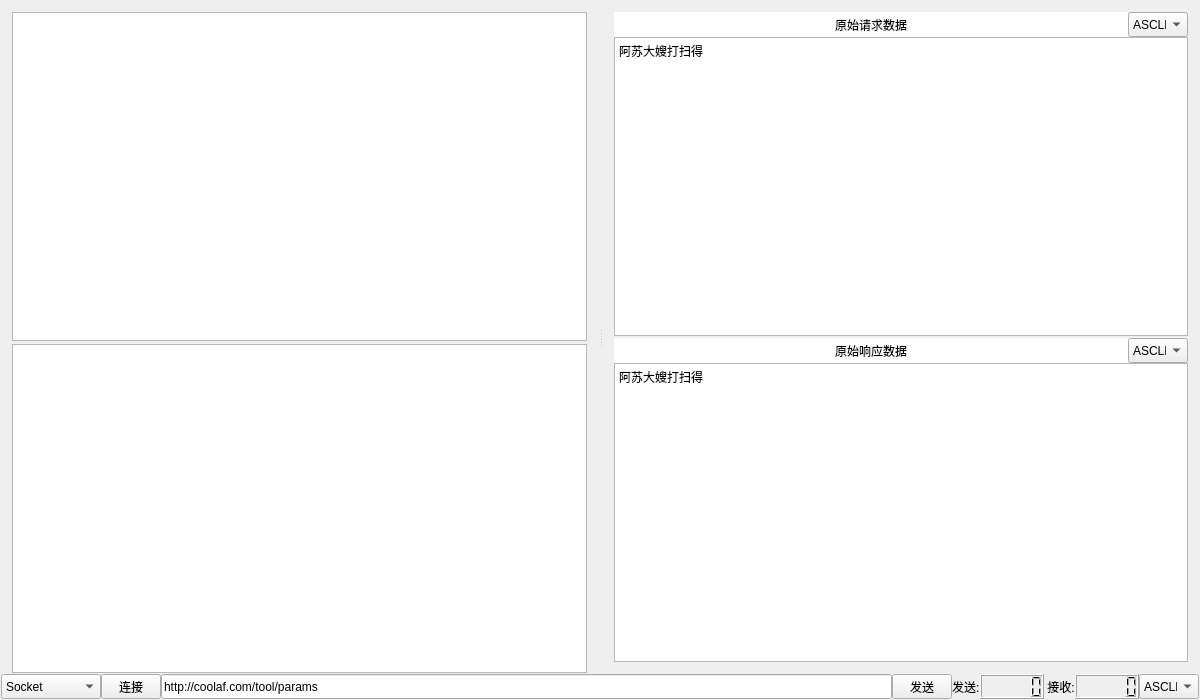
Above: RequestTestTool/RequestTestTool.ui from julian-zhuang/RequestTestTool before the change. Below: the same form after it.
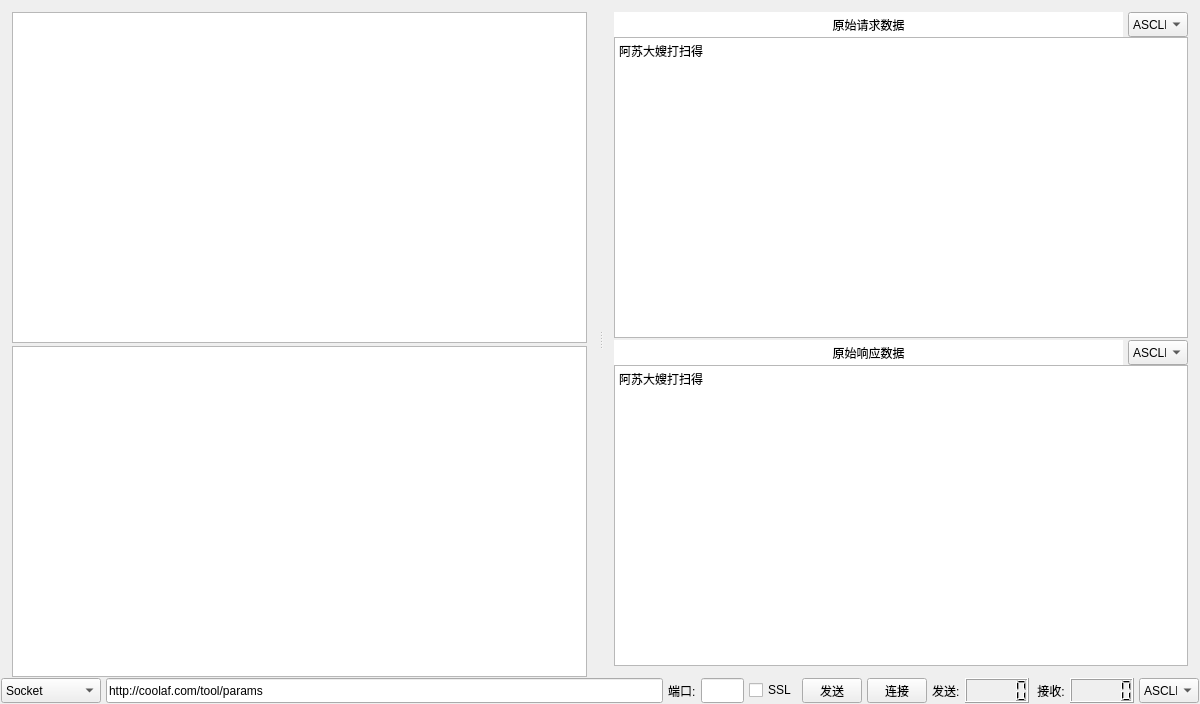
That is the form after the change.

Commit message: 增加SSL加密连接，400 bad Request的问题依然存在

The edit to the form file:
```diff
--- a/RequestTestTool/RequestTestTool.ui
+++ b/RequestTestTool/RequestTestTool.ui
@@ -7,7 +7,7 @@
     <x>0</x>
     <y>0</y>
     <width>1200</width>
-    <height>700</height>
+    <height>704</height>
    </rect>
   </property>
   <property name="minimumSize">
@@ -105,7 +105,7 @@
           <item>
            <layout class="QHBoxLayout" name="horizontalLayout_3">
             <property name="spacing">
-             <number>0</number>
+             <number>5</number>
             </property>
             <item>
              <widget class="QLabel" name="label_2">
@@ -209,7 +209,7 @@
           <item>
            <layout class="QHBoxLayout" name="horizontalLayout_2">
             <property name="spacing">
-             <number>0</number>
+             <number>5</number>
             </property>
             <item>
              <widget class="QLabel" name="label">
@@ -303,7 +303,7 @@
     <item row="1" column="0">
      <layout class="QHBoxLayout" name="horizontalLayout">
       <property name="spacing">
-       <number>0</number>
+       <number>5</number>
       </property>
       <property name="sizeConstraint">
        <enum>QLayout::SetDefaultConstraint</enum>
@@ -342,35 +342,6 @@
           <string>Http-Post</string>
          </property>
         </item>
-        <item>
-         <property name="text">
-          <string>Https-Get</string>
-         </property>
-        </item>
-        <item>
-         <property name="text">
-          <string>Https-Post</string>
-         </property>
-        </item>
-       </widget>
-      </item>
-      <item>
-       <widget class="QPushButton" name="pushButton_Connect">
-        <property name="minimumSize">
-         <size>
-          <width>60</width>
-          <height>25</height>
-         </size>
-        </property>
-        <property name="maximumSize">
-         <size>
-          <width>30</width>
-          <height>25</height>
-         </size>
-        </property>
-        <property name="text">
-         <string>连接</string>
-        </property>
        </widget>
       </item>
       <item>
@@ -398,6 +369,36 @@
         </property>
        </widget>
       </item>
+      <item>
+       <widget class="QLabel" name="label_Port">
+        <property name="text">
+         <string>端口:</string>
+        </property>
+       </widget>
+      </item>
+      <item>
+       <widget class="QLineEdit" name="lineEdit_ConnectPort">
+        <property name="minimumSize">
+         <size>
+          <width>0</width>
+          <height>25</height>
+         </size>
+        </property>
+        <property name="maximumSize">
+         <size>
+          <width>16777215</width>
+          <height>25</height>
+         </size>
+        </property>
+       </widget>
+      </item>
+      <item>
+       <widget class="QCheckBox" name="checkBox_IsSSL">
+        <property name="text">
+         <string>SSL</string>
+        </property>
+       </widget>
+      </item>
       <item>
        <widget class="QPushButton" name="pushButton_Request">
         <property name="minimumSize">
@@ -417,6 +418,25 @@
         </property>
        </widget>
       </item>
+      <item>
+       <widget class="QPushButton" name="pushButton_Connect">
+        <property name="minimumSize">
+         <size>
+          <width>60</width>
+          <height>25</height>
+         </size>
+        </property>
+        <property name="maximumSize">
+         <size>
+          <width>30</width>
+          <height>25</height>
+         </size>
+        </property>
+        <property name="text">
+         <string>连接</string>
+        </property>
+       </widget>
+      </item>
       <item>
        <widget class="QLabel" name="label_SendDatalenth">
         <property name="minimumSize">
```
Left out of the diff: 5 changed lines with no effect on the pictures. The commit also changes 7 other files.
